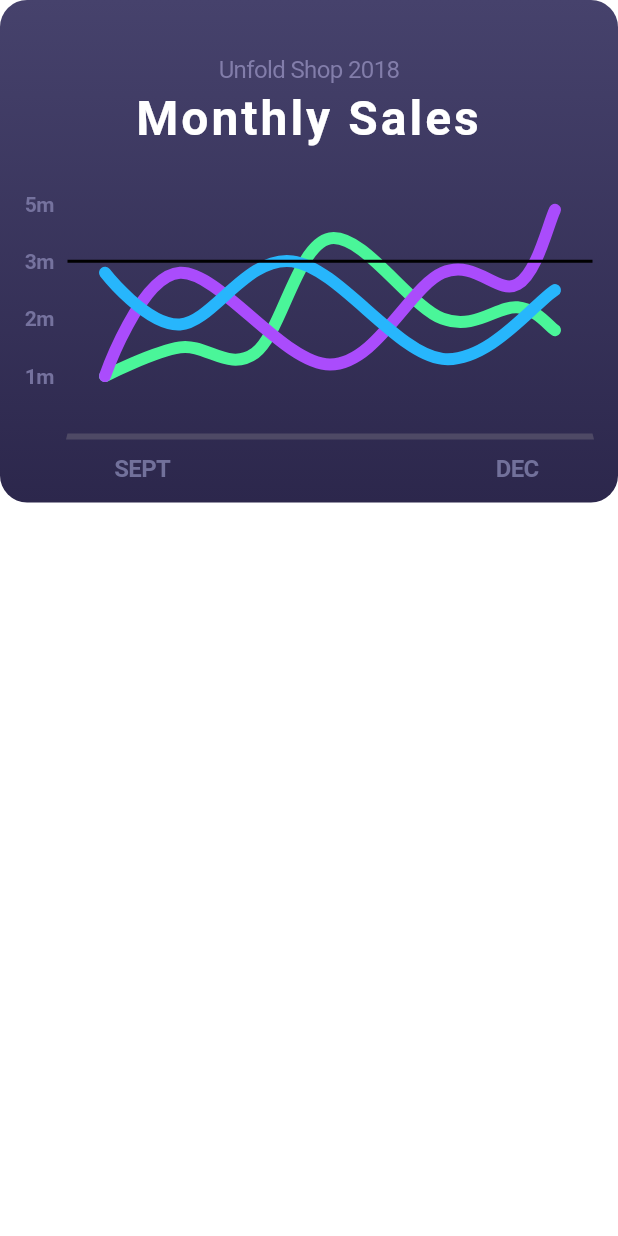
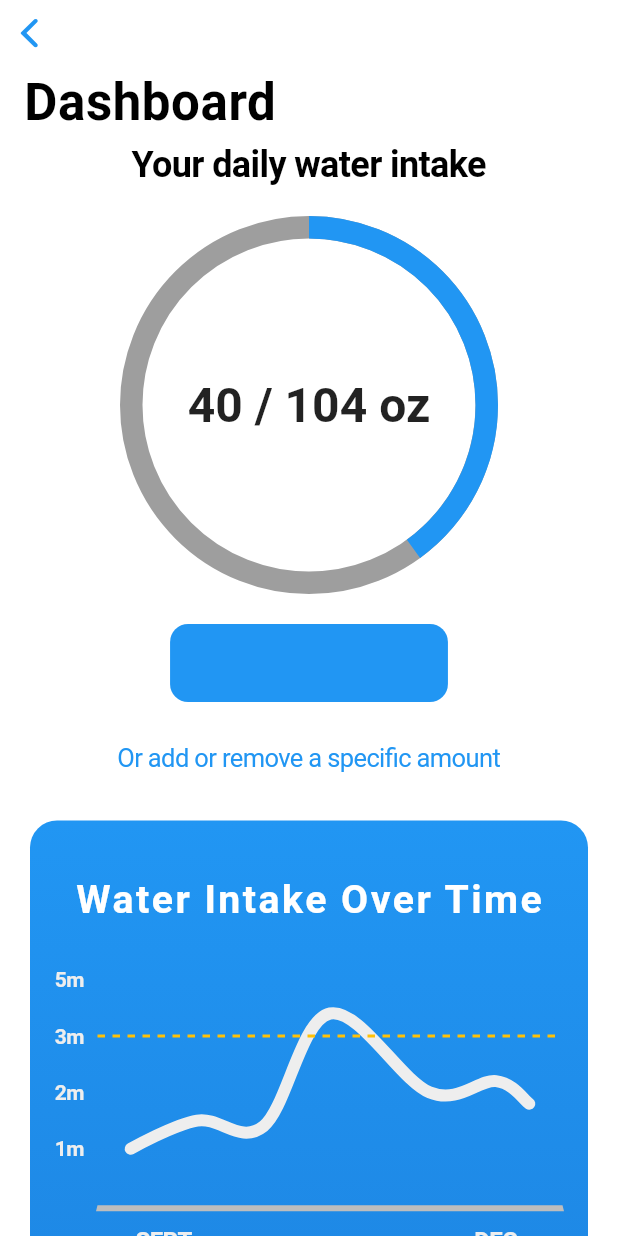
Before and after one commit to philalem/hydration_tracker, a Flutter app: the Home screen opened directly, on a phone screen of 412 x 824 dp. Run offline on Flutter 3.47's test engine with Material 2 defaults, Android fonts, the phone set to English and light mode, and no system bars; drawn by our look-alikes of fl_chart, percent_indicator; our stand-ins replace shared_preferences, simple_animations; accounts and stored records are empty.

Commit message:
created graphs for dashboard ui

```diff
--- a/lib/home.dart
+++ b/lib/home.dart
@@ -1,6 +1,7 @@
 import 'package:fl_chart/fl_chart.dart';
 import 'package:flutter/cupertino.dart';
 import 'package:flutter/material.dart';
+import 'package:percent_indicator/circular_percent_indicator.dart';
 import 'package:simple_animations/simple_animations.dart';
 
 class Home extends StatefulWidget {
@@ -22,16 +23,87 @@ class _HomeState extends State<Home> {
 
   @override
   Widget build(BuildContext context) {
+    Size size = MediaQuery.of(context).size;
+    double width = size.width;
     return CupertinoPageScaffold(
-      child: AspectRatio(
+      child: CustomScrollView(
+        slivers: <Widget>[
+          CupertinoSliverNavigationBar(
+            largeTitle: Text('Dashboard'),
+            backgroundColor: Colors.transparent,
+          ),
+          SliverFillRemaining(
+            hasScrollBody: true,
+            child: ListView(
+              physics: NeverScrollableScrollPhysics(),
+              children: <Widget>[
+                Container(
+                  margin: EdgeInsets.symmetric(horizontal: 20),
+                  child: Column(
+                    mainAxisSize: MainAxisSize.min,
+                    children: <Widget>[
+                      Row(
+                        mainAxisAlignment: MainAxisAlignment.center,
+                        children: <Widget>[
+                          FittedBox(
+                            fit: BoxFit.contain,
+                            child: Text(
+                              'Your daily water intake',
+                              style: TextStyle(
+                                  fontSize: 24, fontWeight: FontWeight.bold),
+                            ),
+                          ),
+                        ],
+                      ),
+                      SizedBox(
+                        height: 20,
+                      ),
+                      CircularPercentIndicator(
+                        radius: width - 160,
+                        animation: true,
+                        animationDuration: 1200,
+                        lineWidth: 15.0,
+                        percent: 0.4,
+                        center: Text(
+                          "40 / 104 oz",
+                          style: TextStyle(
+                              fontWeight: FontWeight.bold, fontSize: 32.0),
+                        ),
+                        circularStrokeCap: CircularStrokeCap.butt,
+                        backgroundColor: Colors.grey,
+                        progressColor: Colors.blue,
+                      ),
+                      SizedBox(
+                        height: 20,
+                      ),
+                      CupertinoButton(
+                        color: Colors.blue,
+                        onPressed: () => print('Added water'),
+                        child: Text('Add your Hydroflask'),
+                      ),
+                      SizedBox(
+                        height: 15,
+                      ),
+                      CupertinoButton(
+                        padding: EdgeInsets.zero,
+                        onPressed: () => print('Added specific water'),
+                        child: Text(
+                          'Or add or remove a specific amount',
+                        ),
+                      ),
+                      SizedBox(
+                        height: 20,
+                      ),
+                      AspectRatio(
                         aspectRatio: 1.23,
                         child: Container(
                           decoration: BoxDecoration(
-            borderRadius: const BorderRadius.all(Radius.circular(18)),
+                            borderRadius:
+                                const BorderRadius.all(Radius.circular(18)),
                             gradient: LinearGradient(
-              colors: const [
-                Color(0xff2c274c),
-                Color(0xff46426c),
+                              colors: [
+                                Colors.blue[600],
+                                Colors.blue,
                               ],
                               begin: Alignment.bottomCenter,
                               end: Alignment.topCenter,
@@ -45,19 +117,13 @@ class _HomeState extends State<Home> {
                                   const SizedBox(
                                     height: 37,
                                   ),
-                  const Text(
-                    'Unfold Shop 2018',
-                    style: TextStyle(
-                      color: Color(0xff827daa),
-                      fontSize: 16,
-                    ),
-                    textAlign: TextAlign.center,
-                  ),
-                  const SizedBox(
-                    height: 4,
-                  ),
-                  const Text(
-                    'Monthly Sales',
+                                  Container(
+                                    margin:
+                                        EdgeInsets.symmetric(horizontal: 30),
+                                    child: FittedBox(
+                                      fit: BoxFit.contain,
+                                      child: Text(
+                                        'Water Intake Over Time',
                                         style: TextStyle(
                                             color: Colors.white,
                                             fontSize: 32,
@@ -65,12 +131,15 @@ class _HomeState extends State<Home> {
                                             letterSpacing: 2),
                                         textAlign: TextAlign.center,
                                       ),
+                                    ),
+                                  ),
                                   const SizedBox(
                                     height: 37,
                                   ),
                                   Expanded(
                                     child: Padding(
-                      padding: const EdgeInsets.only(right: 16.0, left: 6.0),
+                                      padding: const EdgeInsets.only(
+                                          right: 16.0, left: 6.0),
                                       child: LineChart(
                                         sampleData1(),
                                         swapAnimationDuration:
@@ -87,45 +156,32 @@ class _HomeState extends State<Home> {
                           ),
                         ),
                       ),
+                    ],
+                  ),
+                ),
+              ],
+            ),
+          ),
+        ],
+      ),
     );
   }
 
-// @override
-// Widget build(BuildContext context) {
-//   return CupertinoPageScaffold(
-//     navigationBar: CupertinoNavigationBar(),
-//     child: SafeArea(
-//       child: Padding(
-//         padding: const EdgeInsets.all(20.0),
-//         child: Column(
-//           children: <Widget>[
-//             Text(
-//               'Your daily water intake',
-//               style: TextStyle(fontSize: 28, fontWeight: FontWeight.bold),
-//             ),
-//             Row(
-//               mainAxisAlignment: MainAxisAlignment.spaceEvenly,
-//               children: <Widget>[
-//                 Bar(0.3, "2013"),
-//                 Bar(0.5, "2014"),
-//                 Bar(0.7, "2015"),
-//                 Bar(0.8, "2016"),
-//                 Bar(0.9, "2017"),
-//                 Bar(0.98, "2018"),
-//                 Bar(0.84, "2019"),
-//               ],
-//             ),
-//           ],
-//         ),
-//       ),
-//     ),
-//   );
-// }
-// }
   LineChartData sampleData1() {
     return LineChartData(
       extraLinesData: ExtraLinesData(horizontalLines: [
         HorizontalLine(
+          dashArray: [5],
+          label: HorizontalLineLabel(
+            style: TextStyle(
+              color: Colors.amber,
+              fontSize: 18,
+            ),
+            labelResolver: (_) => "Goal",
+            alignment: Alignment.topLeft,
+            show: true,
+          ),
+          color: Colors.amber,
           y: 3,
         )
       ]),
@@ -143,8 +199,8 @@ class _HomeState extends State<Home> {
         bottomTitles: SideTitles(
           showTitles: true,
           reservedSize: 22,
-          textStyle: const TextStyle(
-            color: Color(0xff72719b),
+          textStyle: TextStyle(
+            color: Colors.grey[200],
             fontWeight: FontWeight.bold,
             fontSize: 16,
           ),
@@ -163,8 +219,8 @@ class _HomeState extends State<Home> {
         ),
         leftTitles: SideTitles(
           showTitles: true,
-          textStyle: const TextStyle(
-            color: Color(0xff75729e),
+          textStyle: TextStyle(
+            color: Colors.grey[200],
             fontWeight: FontWeight.bold,
             fontSize: 14,
           ),
@@ -187,9 +243,9 @@ class _HomeState extends State<Home> {
       ),
       borderData: FlBorderData(
         show: true,
-        border: const Border(
+        border: Border(
           bottom: BorderSide(
-            color: Color(0xff4e4965),
+            color: Colors.grey[400],
             width: 4,
           ),
           left: BorderSide(
@@ -224,50 +280,7 @@ class _HomeState extends State<Home> {
       ],
       isCurved: true,
       colors: [
-        const Color(0xff4af699),
-      ],
-      barWidth: 8,
-      isStrokeCapRound: true,
-      dotData: FlDotData(
-        show: false,
-      ),
-      belowBarData: BarAreaData(
-        show: false,
-      ),
-    );
-    final LineChartBarData lineChartBarData2 = LineChartBarData(
-      spots: [
-        FlSpot(1, 1),
-        FlSpot(3, 2.8),
-        FlSpot(7, 1.2),
-        FlSpot(10, 2.8),
-        FlSpot(12, 2.6),
-        FlSpot(13, 3.9),
-      ],
-      isCurved: true,
-      colors: [
-        const Color(0xffaa4cfc),
-      ],
-      barWidth: 8,
-      isStrokeCapRound: true,
-      dotData: FlDotData(
-        show: false,
-      ),
-      belowBarData: BarAreaData(show: false, colors: [
-        const Color(0x00aa4cfc),
-      ]),
-    );
-    final LineChartBarData lineChartBarData3 = LineChartBarData(
-      spots: [
-        FlSpot(1, 2.8),
-        FlSpot(3, 1.9),
-        FlSpot(6, 3),
-        FlSpot(10, 1.3),
-        FlSpot(13, 2.5),
-      ],
-      isCurved: true,
-      colors: const [
-        Color(0xff27b6fc),
+        Colors.grey[200],
       ],
       barWidth: 8,
       isStrokeCapRound: true,
@@ -280,8 +293,6 @@ class _HomeState extends State<Home> {
     );
     return [
       lineChartBarData1,
-      lineChartBarData2,
-      lineChartBarData3,
     ];
   }
 }
--- a/pubspec.yaml
+++ b/pubspec.yaml
@@ -27,6 +27,7 @@ dependencies:
   shared_preferences: ^0.5.7+3
   cupertino_icons: ^0.1.3
   fl_chart: ^0.10.1
+  percent_indicator: "^2.1.5"
 
 dev_dependencies:
   flutter_test:
```
Also changed, not shown: pubspec.lock, 1 other file. Lines whose indentation alone changed are shown as unchanged.
